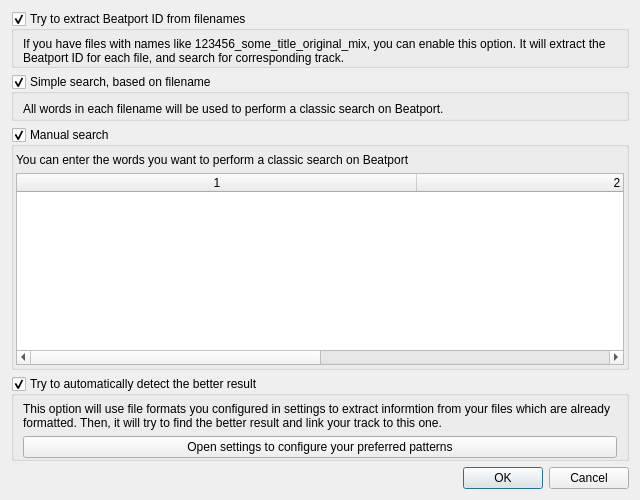
Before: the Qt Designer form src/tasks/search/searchconfigurator.ui in alorence/tym, drawn with Qt 5.
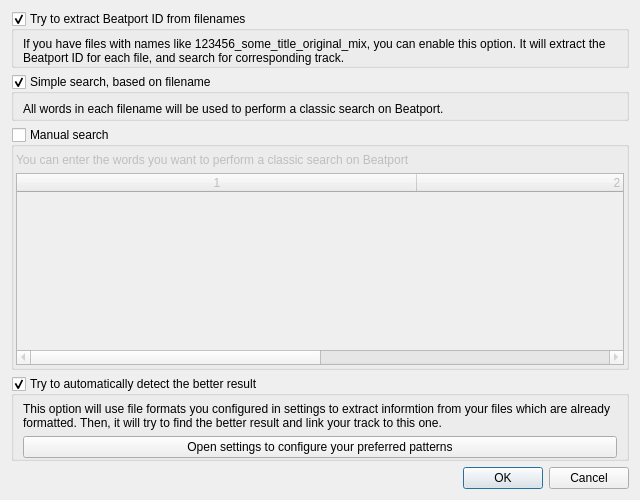
After: the same form once the commit is applied.

Commit message: (search) Display multiline texts in configurator

Patch:
```diff
--- a/src/tasks/search/searchconfigurator.ui
+++ b/src/tasks/search/searchconfigurator.ui
@@ -141,6 +141,9 @@
      <property name="checkable">
       <bool>true</bool>
      </property>
+     <property name="checked">
+      <bool>false</bool>
+     </property>
      <layout class="QGridLayout" name="gridLayout_2">
       <property name="leftMargin">
        <number>2</number>
@@ -159,6 +162,9 @@
         <property name="text">
          <string>You can enter the words you want to perform a classic search on Beatport</string>
         </property>
+        <property name="wordWrap">
+         <bool>true</bool>
+        </property>
        </widget>
       </item>
       <item row="1" column="0">
```
Left out of the diff: 3 changed lines with no effect on the pictures. The commit also changes 1 other file.
